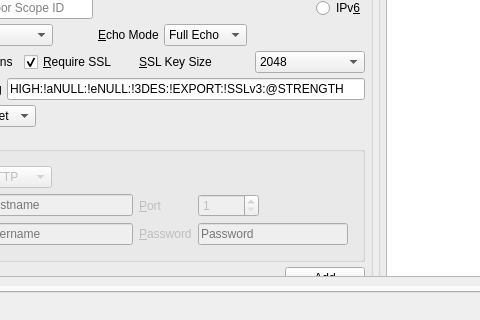
The window that branches/trunk/UI/spot-on-controlcenter.ui (textbrowser/spot-on) describes before a commit, drawn with Qt 5; both pictures show x 136 to 616 and y 480 to 800 of the 900 by 800 pixel window.
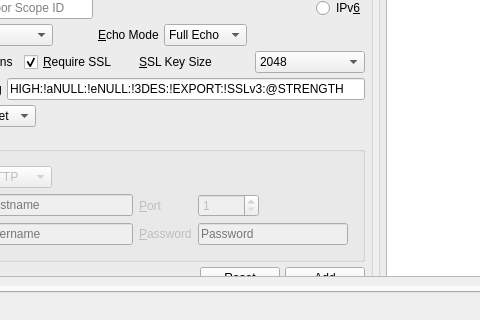
The same window after the commit. The open tabs and pages were chosen to show the change. Icons and pictures are not drawn. Custom widgets are drawn as their Qt base class.

Commit message: Reset add-listener.

The edit to the form file:
```diff
--- a/branches/trunk/UI/spot-on-controlcenter.ui
+++ b/branches/trunk/UI/spot-on-controlcenter.ui
@@ -3685,8 +3685,8 @@
             <rect>
              <x>0</x>
              <y>0</y>
-             <width>765</width>
-             <height>234</height>
+             <width>872</width>
+             <height>682</height>
             </rect>
            </property>
            <layout class="QVBoxLayout" name="verticalLayout_14">
@@ -4097,8 +4097,8 @@
                 <property name="geometry">
                  <rect>
                   <x>0</x>
-                  <y>0</y>
-                  <width>811</width>
+                  <y>-235</y>
+                  <width>835</width>
                   <height>692</height>
                  </rect>
                 </property>
@@ -4775,6 +4775,13 @@
                             </property>
                            </spacer>
                           </item>
+                          <item>
+                           <widget class="QPushButton" name="add_neighbor_reset">
+                            <property name="text">
+                             <string>Reset</string>
+                            </property>
+                           </widget>
+                          </item>
                           <item>
                            <widget class="QPushButton" name="addNeighbor">
                             <property name="text">
```
Left out of the diff: 15 changed lines with no effect on the pictures. The commit also changes 4 other files.
